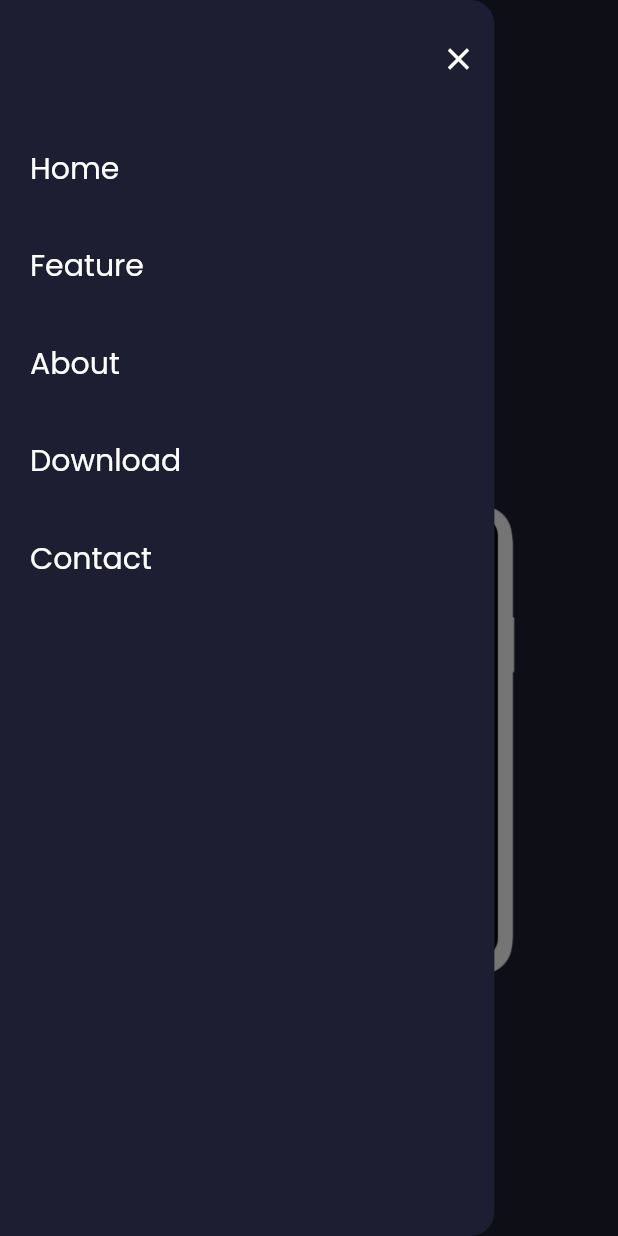
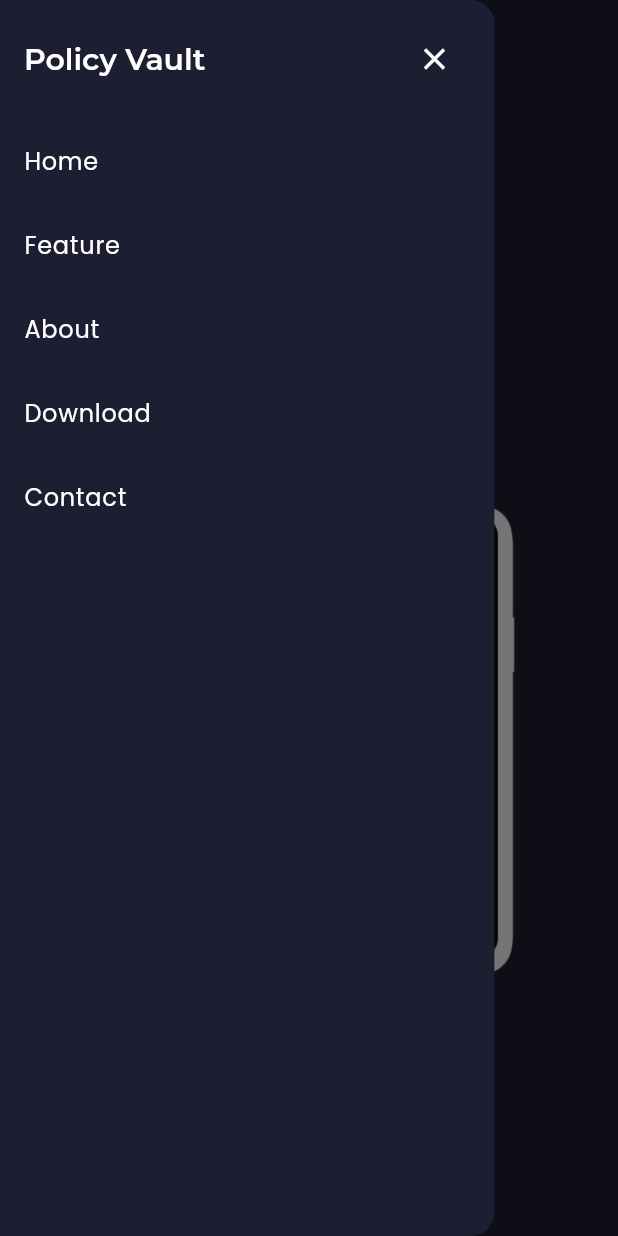
Before and after one commit to dharmendra7899/policy-vault-web, a Flutter app: the screen it shows after launch, with the side drawer open, on a phone screen of 412 x 824 dp. Run offline on Flutter 3.47's test engine with Material 3 defaults, Android fonts, the light colour scheme and no system bars; our stand-ins replace get, visibility_detector.

```diff
--- a/lib/widgets/nav_drawer.dart
+++ b/lib/widgets/nav_drawer.dart
@@ -18,11 +18,23 @@ class NavDrawer extends StatelessWidget {
         crossAxisAlignment: CrossAxisAlignment.start,
         children: [
           const SizedBox(height: 15),
-          Align(
-            alignment: Alignment.topRight,
-            child: IconButton(
-              icon: const Icon(Icons.close, color: Colors.white),
-              onPressed: () => Navigator.of(context).pop(),
+          Padding(
+            padding: const EdgeInsets.symmetric(horizontal: 16.0),
+            child: Row(
+              mainAxisAlignment: MainAxisAlignment.spaceBetween,
+              children: [
+                Text(
+                  "Policy Vault",
+                  style: TextTheme.of(context).titleLarge?.copyWith(
+                    fontWeight: FontWeight.w600,
+                    color: appColors.appWhite,
+                  ),
+                ),
+                IconButton(
+                  icon: const Icon(Icons.close, color: Colors.white),
+                  onPressed: () => Navigator.of(context).pop(),
+                ),
+              ],
             ),
           ),
 
@@ -53,11 +65,10 @@ class NavDrawer extends StatelessWidget {
       },
       behavior: HitTestBehavior.opaque,
       child: Padding(
-        padding: const EdgeInsets.all(20.0),
+        padding: const EdgeInsets.all(16.0),
         child: Text(
           title,
-          style: TextTheme.of(context).titleLarge?.copyWith(
-            fontSize: 20,
+          style: TextTheme.of(context).bodyLarge?.copyWith(
             fontWeight: FontWeight.w500,
             color: appColors.appWhite,
           ),
--- a/lib/widgets/nav_header.dart
+++ b/lib/widgets/nav_header.dart
@@ -58,7 +58,7 @@ class NavHeader extends StatelessWidget implements PreferredSizeWidget {
       title: Text(
         "Policy Vault",
         style: TextTheme.of(context).titleLarge?.copyWith(
-          fontSize: 30,
+          fontSize: isMobile ? 20 : 30,
           fontWeight: FontWeight.w700,
           color: appColors.appWhite,
         ),
--- a/lib/widgets/roles_and_responsibilities_section.dart
+++ b/lib/widgets/roles_and_responsibilities_section.dart
@@ -1,5 +1,3 @@
-
-
 import 'package:flutter/material.dart';
 import 'package:policy_vault_web/theme/colors.dart';
 
@@ -8,11 +6,12 @@ class RolesAndResponsibilitiesSection extends StatelessWidget {
 
   @override
   Widget build(BuildContext context) {
-    final TextStyle headerStyle = Theme.of(context).textTheme.headlineMedium!.copyWith(
-      color: appColors.secondary,
-      fontSize: 16,
-      fontWeight: FontWeight.w600,
-    );
+    final TextStyle headerStyle = Theme.of(context).textTheme.headlineMedium!
+        .copyWith(
+          color: appColors.secondary,
+          fontSize: 16,
+          fontWeight: FontWeight.w600,
+        );
 
     final TextStyle cellStyle = Theme.of(context).textTheme.bodyLarge!.copyWith(
       height: 1.4,
@@ -25,7 +24,10 @@ class RolesAndResponsibilitiesSection extends StatelessWidget {
       child: ConstrainedBox(
         constraints: const BoxConstraints(minWidth: 800),
         child: Table(
-          border: TableBorder.all(color: appColors.borderColor.withValues(alpha: 0.7), width: 1),
+          border: TableBorder.all(
+            color: appColors.borderColor.withValues(alpha: 0.7),
+            width: 1,
+          ),
           defaultVerticalAlignment: TableCellVerticalAlignment.top,
           columnWidths: const {
             0: FixedColumnWidth(400),
@@ -66,7 +68,12 @@ class RolesAndResponsibilitiesSection extends StatelessWidget {
     );
   }
 
-  TableRow _buildRow(String col1, String col2, TextStyle style, {bool isHeader = false}) {
+  TableRow _buildRow(
+    String col1,
+    String col2,
+    TextStyle style, {
+    bool isHeader = false,
+  }) {
     return TableRow(
       decoration: isHeader
           ? BoxDecoration(color: appColors.borderColor.withValues(alpha: 0.7))
```
